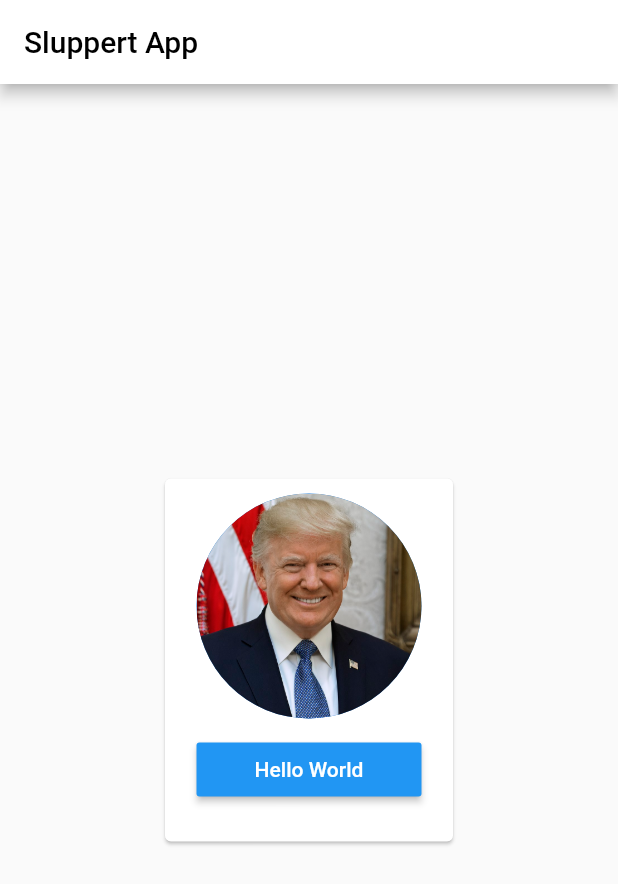
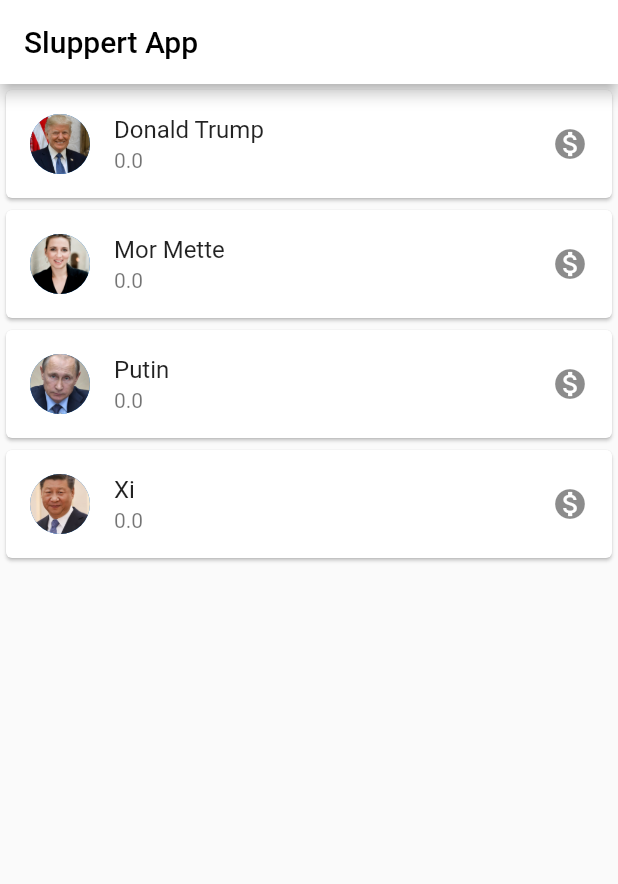
Before and after one commit to bidblog/sluppert-17-app, a Flutter app: the screen it shows after launch, on a phone screen of 412 x 824 dp. Shown: the top 884 px of the screen. Run offline on Flutter 3.47's test engine with Material 2 defaults, Android fonts, the phone set to English and light mode, and no system bars.

```diff
--- /dev/null
+++ b/lib/models/sluppert_model.dart
@@ -0,0 +1,24 @@
+import 'package:flutter/material.dart';
+
+class SluppertModel {
+  String name = '';
+  double donationTotal = 0.0;
+  String assetImage = '';
+
+  SluppertModel(
+      {@required this.name,
+      this.donationTotal = 0.0,
+      @required this.assetImage});
+
+  // Statisk demodata funktion der giver os alt data.
+  static List<SluppertModel> demoData() {
+    List<SluppertModel> slupperter = [
+      SluppertModel(name: 'Donald Trump', assetImage: 'images/Donald.jpg'),
+      SluppertModel(name: 'Mor Mette', assetImage: 'images/Mette.jpg'),
+      SluppertModel(name: 'Putin', assetImage: 'images/Putin.jpg'),
+      SluppertModel(name: 'Xi', assetImage: 'images/Xi.jpg'),
+    ];
+
+    return slupperter;
+  }
+}
--- /dev/null
+++ b/lib/routes/sluppert_list.dart
@@ -0,0 +1,57 @@
+import 'package:flutter/material.dart';
+import 'package:slupperapplive/models/sluppert_model.dart';
+import 'package:slupperapplive/widgets/sluppert_card.dart';
+
+class SluppertList extends StatefulWidget {
+  List<SluppertModel> slupperter = SluppertModel.demoData();
+
+  @override
+  _SluppertListState createState() => _SluppertListState();
+}
+
+class _SluppertListState extends State<SluppertList> {
+  @override
+  Widget build(BuildContext context) {
+    return Container(
+      child: ListView.builder(
+        itemCount: widget.slupperter.length,
+        itemBuilder: (context, index) => SluppertListTile(
+          sluppert: widget.slupperter[index],
+          onTap: () {
+            setState(() {
+              widget.slupperter[index].donationTotal += 100.0;
+            });
+
+            print(
+                'Vores ${widget.slupperter[index].name} Sluppert har ${widget.slupperter[index].donationTotal.toString()}');
+          },
+        ),
+      ),
+    );
+  }
+}
+
+class SluppertListTile extends StatelessWidget {
+  final SluppertModel sluppert;
+  final Function onTap;
+
+  SluppertListTile({@required this.sluppert, @required this.onTap});
+
+  @override
+  Widget build(BuildContext context) {
+    return Card(
+      child: ListTile(
+        title: Text(sluppert.name),
+        subtitle: Text(sluppert.donationTotal.toString()),
+        leading: CircleAvatar(
+          backgroundImage: AssetImage(sluppert.assetImage),
+        ),
+        trailing: Icon(Icons.monetization_on),
+        onTap: () {
+          onTap();
+          print('Trykket på sluppert ${sluppert.name}');
+        },
+      ),
+    );
+  }
+}
```
Also changed, not shown: lib/donald_portrait.dart (added, +18 -0 lines), lib/main.dart (+2 -150 lines), lib/testKode.dart (added, +150 -0 lines), lib/widgets/sluppert_card.dart (added, +47 -0 lines).
